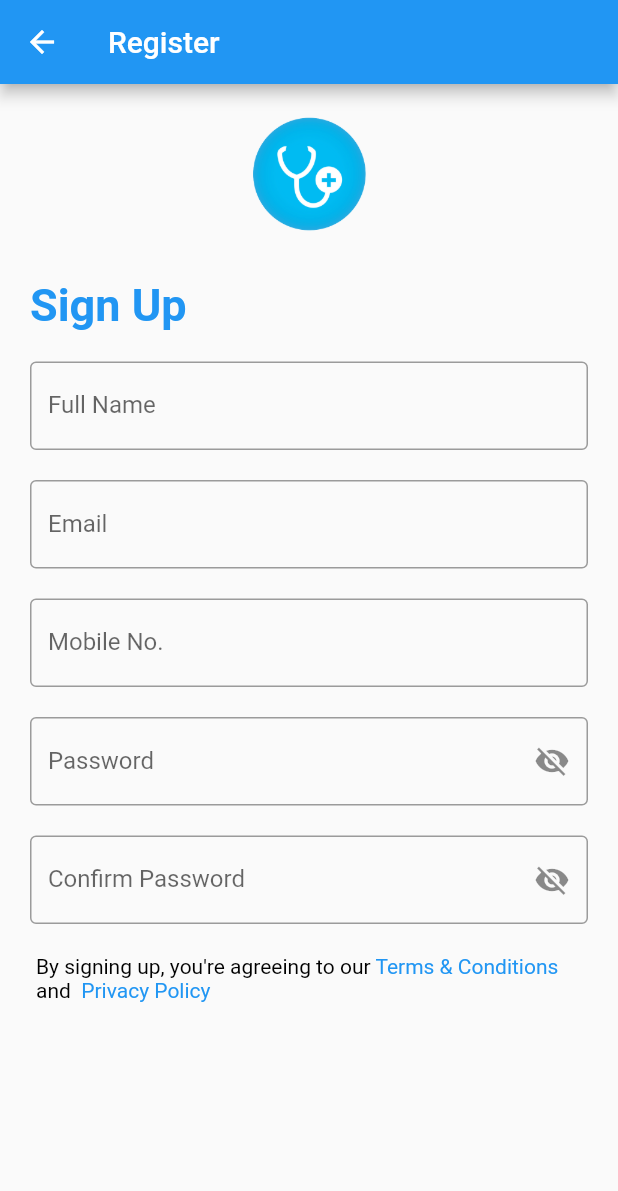
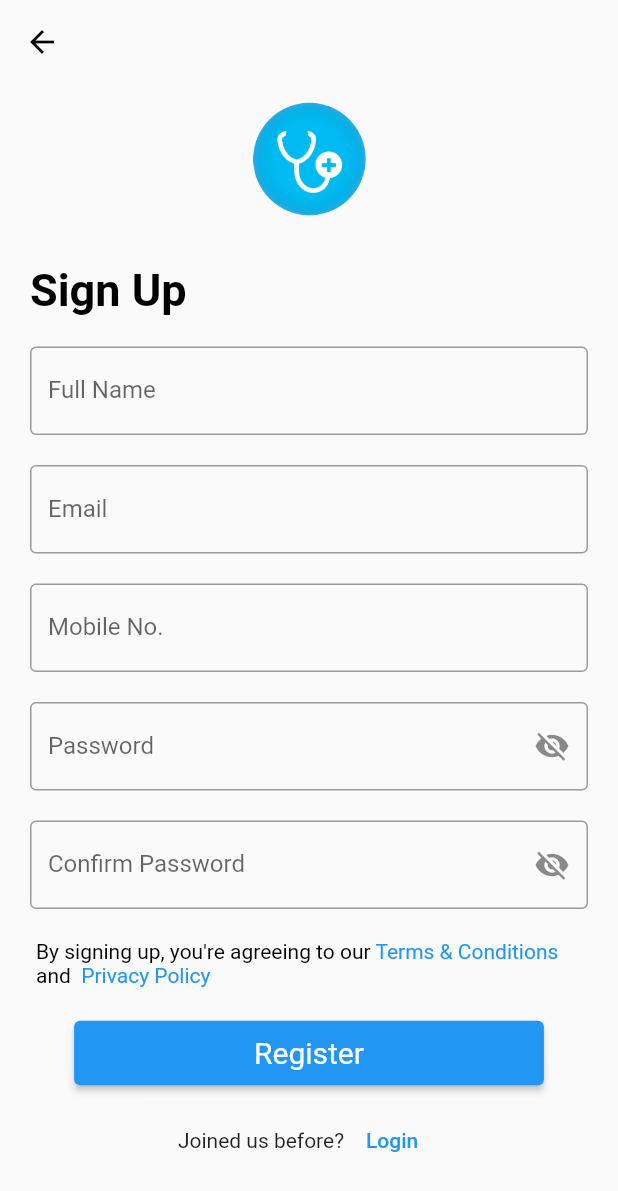
Before and after one commit to elinonga/flutter_auth, a Flutter app: the RegistrationPage screen opened directly, on a phone screen of 412 x 824 dp. Shown: the top 1191 px of the screen. Run offline on Flutter 3.47's test engine with Material 2 defaults, Android fonts, the phone set to English and light mode, and no system bars.

Commit message:
:rocket: Done with Registration Page - Flutter - for now

```diff
--- a/lib/pages/register.dart
+++ b/lib/pages/register.dart
@@ -1,5 +1,6 @@
 import 'package:flutter/material.dart';
 import 'package:login/pages/login.dart';
+import 'package:login/widgets/buttons/save_button.dart';
 import 'package:login/widgets/headers/image_header.dart';
 import 'package:login/widgets/headers/text_header.dart';
 import 'package:login/widgets/inputs/password_input.dart';
@@ -19,14 +20,15 @@ class _RegistrationPageState extends State<RegistrationPage> {
   Widget build(BuildContext context) {
     return Scaffold(
       appBar: AppBar(
-          title: const Text(
-        "Register",
-      )),
+        iconTheme: const IconThemeData(
+          color: Colors.black,
+        ),
+        backgroundColor: Colors.transparent,
+        elevation: 0.0,
+      ),
       body: ListView(children: [
         Center(
           child: Column(mainAxisAlignment: MainAxisAlignment.center, children: [
-            const SizedBox(height: 10),
-
             // Clinic Image
             const CustomImageHeader(
               imgUrl: "assets/images/sign.png",
@@ -106,6 +108,24 @@ class _RegistrationPageState extends State<RegistrationPage> {
               ),
             ),
             const SizedBox(height: 20),
+
+            // Register Buttons
+            const CustomSaveButton(label: "Register"),
+            const SizedBox(height: 10),
+
+            // already has an account?
+            Row(
+              mainAxisAlignment: MainAxisAlignment.center,
+              children: const [
+                Text("Joined us before?"),
+                CustomTextLink(
+                  label: "Login",
+                  page: LoginPage(),
+                )
+              ],
+            ),
+            const SizedBox(height: 20),
+
             //
           ]),
         )
--- a/lib/widgets/headers/text_header.dart
+++ b/lib/widgets/headers/text_header.dart
@@ -14,7 +14,7 @@ class CustomTextHeader extends StatelessWidget {
         child: Text(
           header,
           style: const TextStyle(
-              fontSize: 30, color: Colors.blue, fontWeight: FontWeight.bold),
+              fontSize: 30, color: Colors.black, fontWeight: FontWeight.bold),
         ),
       ),
     );
```
